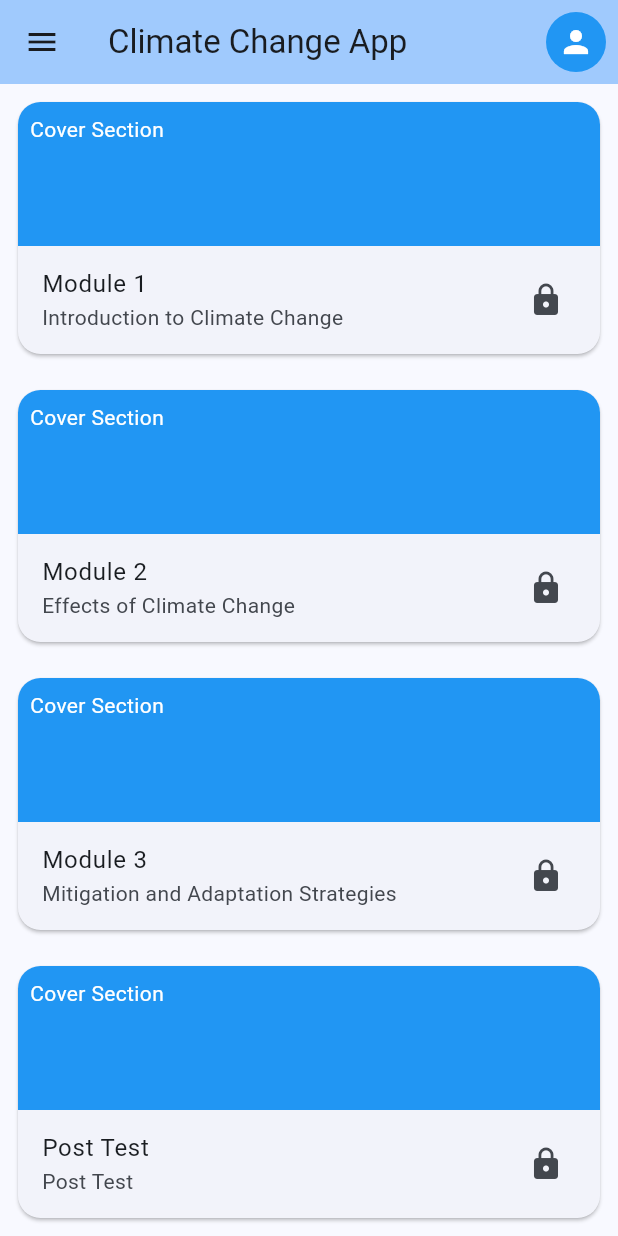
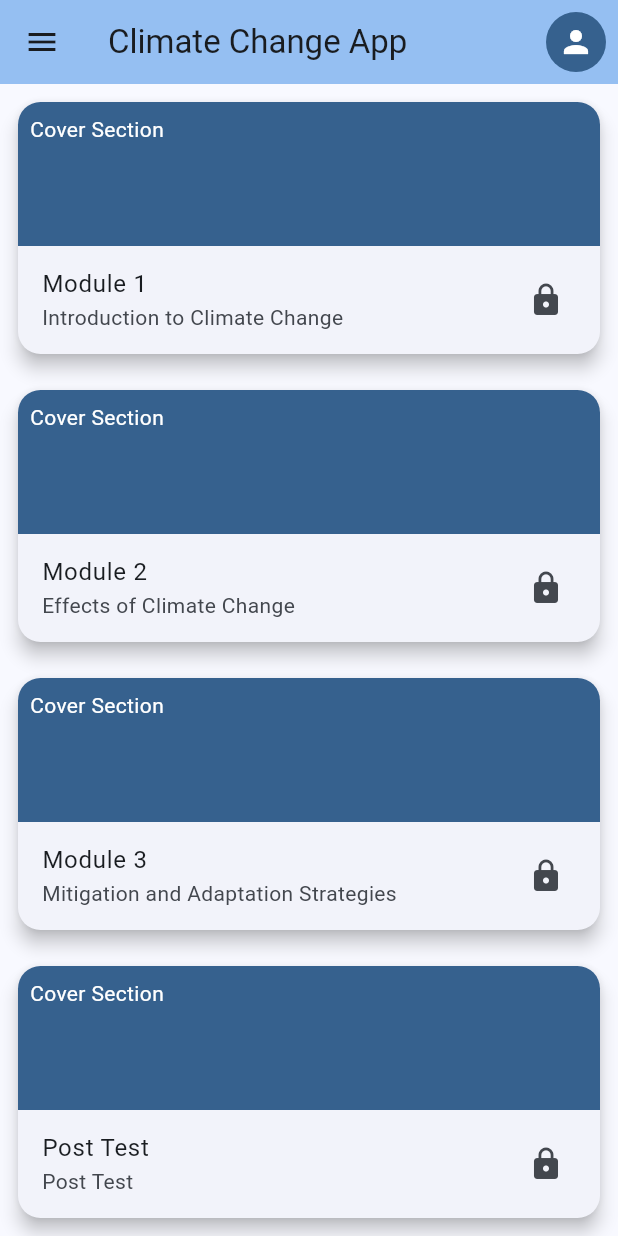
Before and after one commit to HugeKC01/flutter_studyclimatechange, a Flutter app: the screen it shows after launch, on a phone screen of 412 x 824 dp. Run offline on Flutter 3.47's test engine with Material 3 defaults, Android fonts, the phone set to English and light mode, and no system bars.

Commit message:
Make changes to home page

```diff
--- a/lib/main.dart
+++ b/lib/main.dart
@@ -37,11 +37,12 @@ class _MyHomePageState extends State<MyHomePage> {
       appBar: AppBar(
         backgroundColor: Theme.of(context).colorScheme.inversePrimary,
         title: Text(widget.title),
+        elevation: 5.0, // Add drop shadow
         actions: <Widget>[
           Padding(
             padding: const EdgeInsets.all(8.0),
             child: CircleAvatar(
-              backgroundColor: Colors.blue, // Set the background color
+              backgroundColor: Theme.of(context).colorScheme.primary, // Use color scheme
               child: IconButton(
                 icon: const Icon(Icons.person, color: Colors.white), // Set the icon and its color
                 onPressed: () {
@@ -110,13 +111,14 @@ class _MyHomePageState extends State<MyHomePage> {
                   shape: RoundedRectangleBorder(
                     borderRadius: BorderRadius.circular(15.0),
                   ),
+                  elevation: 5.0, // Add drop shadow
                   child: Column(
                     children: <Widget>[
                       Expanded(
                         child: Container(
                           width: double.infinity,
                           decoration: BoxDecoration(
-                  color: Colors.blue,
+                            color: Theme.of(context).colorScheme.primary, // Use color scheme
                             borderRadius: BorderRadius.vertical(top: Radius.circular(15.0)),
                           ),
                           padding: const EdgeInsets.all(8.0),
@@ -146,13 +148,14 @@ class _MyHomePageState extends State<MyHomePage> {
                   shape: RoundedRectangleBorder(
                     borderRadius: BorderRadius.circular(15.0),
                   ),
+                  elevation: 5.0, // Add drop shadow
                   child: Column(
                     children: <Widget>[
                       Expanded(
                         child: Container(
                           width: double.infinity,
                           decoration: BoxDecoration(
-                  color: Colors.blue,
+                            color: Theme.of(context).colorScheme.primary, // Use color scheme
                             borderRadius: BorderRadius.vertical(top: Radius.circular(15.0)),
                           ),
                           padding: const EdgeInsets.all(8.0),
@@ -180,15 +183,15 @@ class _MyHomePageState extends State<MyHomePage> {
                 padding: const EdgeInsets.all(8.0),
                 child: Card(
                   shape: RoundedRectangleBorder(
-          borderRadius: BorderRadius.circular(15.0),
-              ),
+                    borderRadius: BorderRadius.circular(15.0)),
+                  elevation: 5.0, // Add drop shadow
                   child: Column(
                     children: <Widget>[
                       Expanded(
                         child: Container(
                           width: double.infinity,
                           decoration: BoxDecoration(
-                  color: Colors.blue,
+                            color: Theme.of(context).colorScheme.primary, // Use color scheme
                             borderRadius: BorderRadius.vertical(top: Radius.circular(15.0)),
                           ),
                           padding: const EdgeInsets.all(8.0),
@@ -216,15 +219,15 @@ class _MyHomePageState extends State<MyHomePage> {
                 padding: const EdgeInsets.all(8.0),
                 child: Card(
                   shape: RoundedRectangleBorder(
-          borderRadius: BorderRadius.circular(15.0),
-              ),
+                    borderRadius: BorderRadius.circular(15.0)),
+                  elevation: 5.0, // Add drop shadow
                   child: Column(
                     children: <Widget>[
                       Expanded(
                         child: Container(
                           width: double.infinity,
                           decoration: BoxDecoration(
-                  color: Colors.blue,
+                            color: Theme.of(context).colorScheme.primary, // Use color scheme
                             borderRadius: BorderRadius.vertical(top: Radius.circular(15.0)),
                           ),
                           padding: const EdgeInsets.all(8.0),
```
Lines whose indentation alone changed are shown as unchanged.
